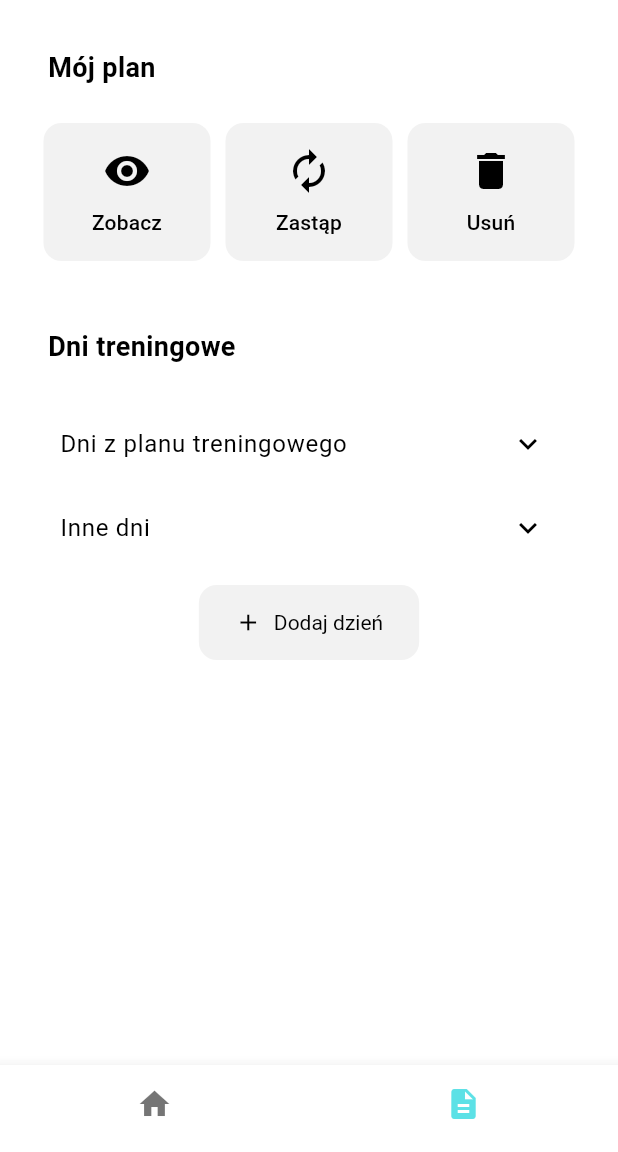
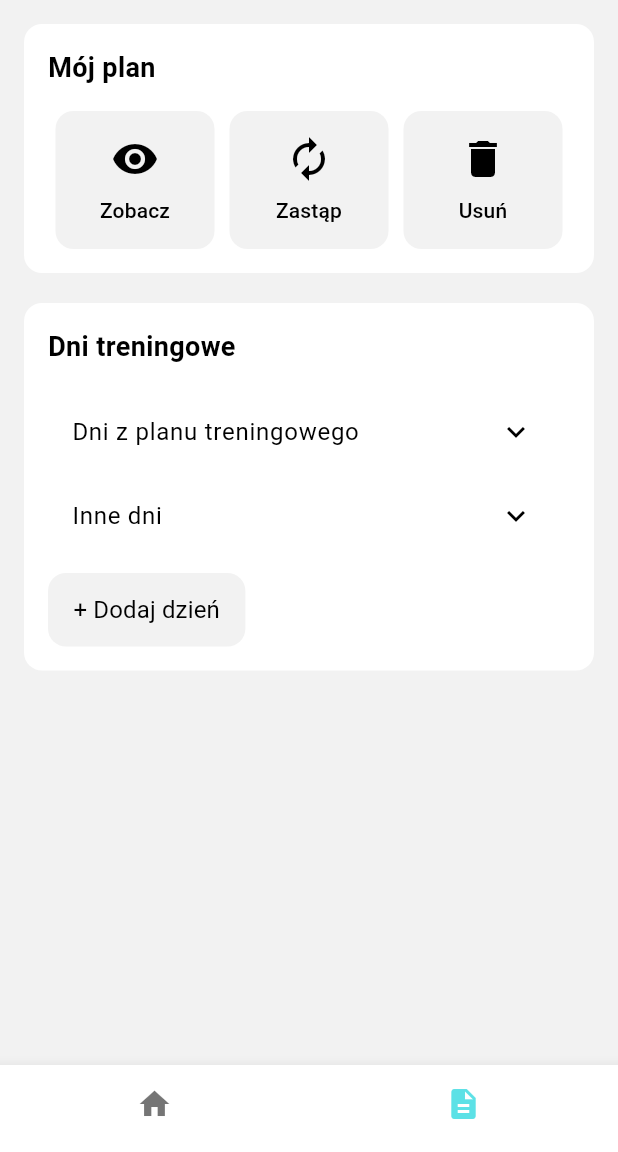
Before and after one commit to stanislawkaczmarek1/LiftDayApp, a Flutter app: the MainView screen opened directly, item 2 of the bottom bar chosen, on a phone screen of 412 x 824 dp, the part 84-1236 px from its top. Run offline on Flutter 3.47's test engine with Material 3 defaults, Android fonts, the phone set to English and light mode, and no system bars; our stand-ins replace bloc, flutter_bloc, shared_preferences, sqflite, table_calendar; accounts and stored records are empty.

Commit message:
changed colors in ui and some changes in plans page

```diff
--- a/lib/view/pages/plans_pages.dart
+++ b/lib/view/pages/plans_pages.dart
@@ -1,5 +1,6 @@
 import 'package:flutter/material.dart';
 import 'package:liftday/ui_constants/colors.dart';
+import 'package:liftday/view/widgets/ui_elements.dart';
 
 class PlansPage extends StatefulWidget {
   const PlansPage({super.key});
@@ -11,24 +12,31 @@ class PlansPage extends StatefulWidget {
 class _PlansPageState extends State<PlansPage> {
   @override
   Widget build(BuildContext context) {
-    return Padding(
+    return Container(
+      color: colorPrimaryButton,
+      child: Padding(
         padding: const EdgeInsets.all(16.0),
         child: Column(
           crossAxisAlignment: CrossAxisAlignment.start,
           children: [
-          const Padding(
-            padding: EdgeInsets.all(16.0),
-            child: Text(
-              "Mój plan ",
+            Container(
+              padding: const EdgeInsets.all(16.0),
+              decoration: BoxDecoration(
+                color: colorMainBackgroud,
+                borderRadius: BorderRadius.circular(12.0),
+              ),
+              child: Column(
+                crossAxisAlignment: CrossAxisAlignment.start,
+                children: [
+                  const Text(
+                    "Mój plan",
                     style: TextStyle(
                       fontSize: 18.0,
                       fontWeight: FontWeight.bold,
                     ),
                   ),
-          ),
-          Padding(
-            padding: const EdgeInsets.all(8.0),
-            child: Row(
+                  const SizedBox(height: 16.0),
+                  Row(
                     mainAxisAlignment: MainAxisAlignment.spaceBetween,
                     children: [
                       _buildTextButton("Zobacz", Icons.remove_red_eye),
@@ -36,44 +44,38 @@ class _PlansPageState extends State<PlansPage> {
                       _buildTextButton("Usuń", Icons.delete),
                     ],
                   ),
+                ],
+              ),
             ),
             const SizedBox(height: 20),
-          const Padding(
-            padding: EdgeInsets.all(16.0),
-            child: Text(
+            // Container for "Dni treningowe" and related widgets
+            Container(
+              padding: const EdgeInsets.all(16.0),
+              decoration: BoxDecoration(
+                color: colorMainBackgroud,
+                borderRadius: BorderRadius.circular(12.0),
+              ),
+              child: Column(
+                crossAxisAlignment: CrossAxisAlignment.start,
+                children: [
+                  const Text(
                     "Dni treningowe",
                     style: TextStyle(
                       fontSize: 18.0,
                       fontWeight: FontWeight.bold,
                     ),
                   ),
-          ),
-          Padding(
-            padding: const EdgeInsets.all(8.0),
-            child: Column(
-              children: [
+                  const SizedBox(height: 16.0),
                   _buildDropdownTile(
                       title: "Dni z planu treningowego", main: false),
                   _buildDropdownTile(title: "Inne dni", main: false),
                   const SizedBox(height: 10),
-                TextButton.icon(
-                  onPressed: () {},
-                  icon: const Icon(Icons.add, size: 18),
-                  label: const Text("Dodaj dzień"),
-                  style: TextButton.styleFrom(
-                    padding: const EdgeInsets.symmetric(
-                        vertical: 16, horizontal: 24),
-                    backgroundColor: colorPrimaryButton,
-                    shape: RoundedRectangleBorder(
-                      borderRadius: BorderRadius.circular(12),
-                    ),
-                    textStyle: const TextStyle(fontSize: 14),
+                  normalButton("+ Dodaj dzień", () {})
+                ],
               ),
             ),
           ],
         ),
-          ),
-        ],
       ),
     );
   }
```
Also changed, not shown: lib/view/pages/training_page.dart (+16 -2 lines), lib/view/widgets/exercise_table.dart (+26 -8 lines). Lines whose indentation alone changed are shown as unchanged.
